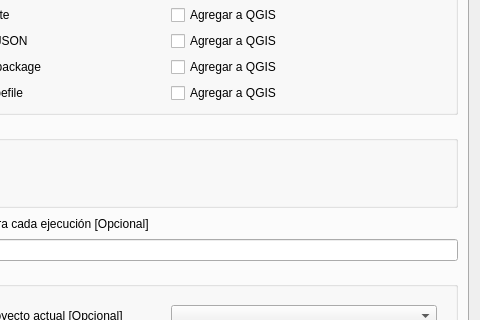
SirHades696/SpatialInteractionModels, file spatial_interaction_models_dialog_base.ui: the form before one commit; both pictures show x 144 to 624 and y 129 to 449 of the 624 by 583 pixel window.
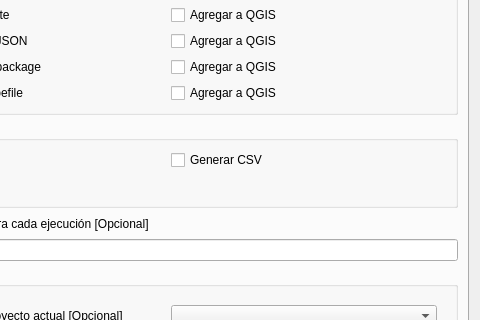
The form after the commit. The open tabs and pages were chosen to show the change. Icons and pictures are not drawn. Custom widgets are drawn as their Qt base class.

Commit message: get all data from GUI

The edit to the form file:
```diff
--- a/spatial_interaction_models_dialog_base.ui
+++ b/spatial_interaction_models_dialog_base.ui
@@ -936,6 +936,13 @@
             </property>
            </widget>
           </item>
+          <item row="0" column="1">
+           <widget class="QCheckBox" name="csv_check">
+            <property name="text">
+             <string>Generar CSV</string>
+            </property>
+           </widget>
+          </item>
          </layout>
         </widget>
        </item>
```
The commit also changes 2 other files.
